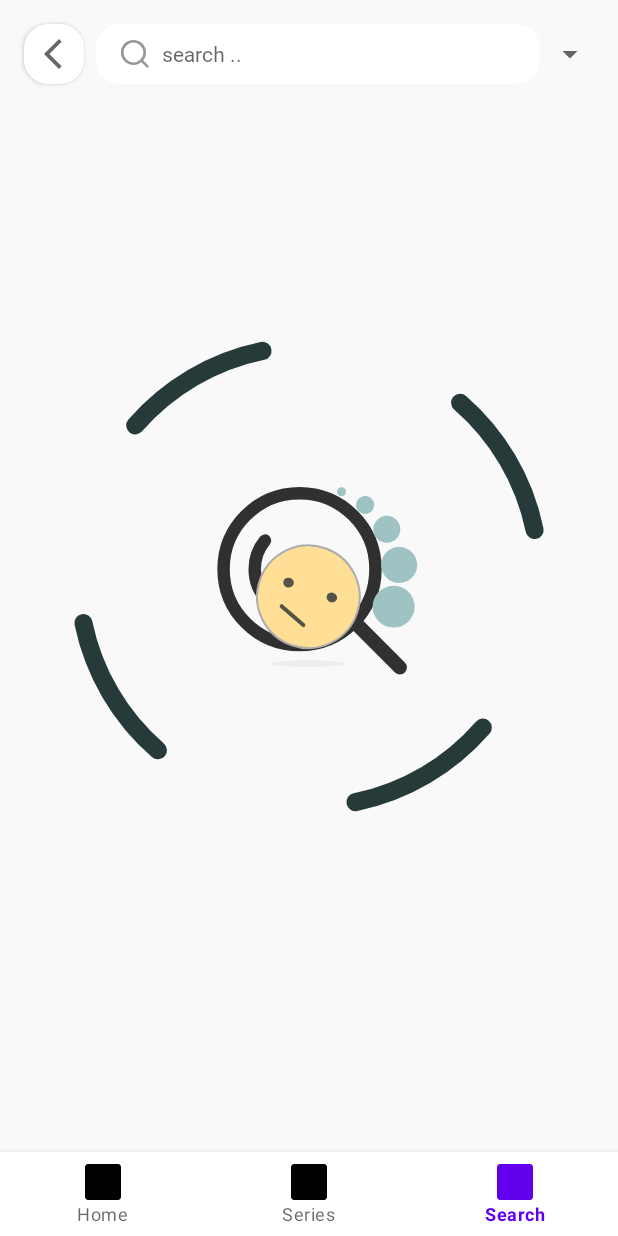
After one commit to Shahad-Kadhim/Marvel-App, an Android app: the SearchFragment screen opened through its navigation route, on a phone screen of 412 x 824 dp. The commit adds this screen. Run offline under Robolectric (Android 15) with nearby library versions, the phone set to English and light mode, and no system bars; our stand-ins replace Dagger/Hilt's generated code, data binding, navigation-ui; network calls fail; pictures from the network do not load; 1 statement that could not run was skipped.

Commit message:
add search fragment and handle state

```diff
--- /dev/null
+++ b/app/src/main/java/com/example/app/marvel/ui/search/SearchFragment.kt
@@ -0,0 +1,13 @@
+package com.example.app.marvel.ui.search
+
+import com.example.app.marvel.R
+import com.example.app.marvel.databinding.FragmentSearchBinding
+import com.example.app.marvel.ui.base.BaseFragment
+import dagger.hilt.android.AndroidEntryPoint
+
+@AndroidEntryPoint
+class SearchFragment: BaseFragment<FragmentSearchBinding,SearchViewModel>() {
+    override val layoutId: Int =R.layout.fragment_search
+    override val viewModelClass: Class<SearchViewModel> =SearchViewModel::class.java
+
+}
--- /dev/null
+++ b/app/src/main/java/com/example/app/marvel/ui/search/SearchViewModel.kt
@@ -0,0 +1,21 @@
+package com.example.app.marvel.ui.search
+
+import android.util.Log
+import androidx.lifecycle.LiveData
+import androidx.lifecycle.MutableLiveData
+import com.example.app.marvel.data.State
+import com.example.app.marvel.ui.base.BaseViewModel
+import javax.sql.StatementEvent
+
+class SearchViewModel: BaseViewModel() {
+
+    val searchName =MutableLiveData<String>()
+    val typeSearch= MutableLiveData<String>()
+
+    private val _searchResult= MutableLiveData<State<List<Any>>>()
+    val searchResult: LiveData<State<List<Any>>> = _searchResult
+
+    fun onSearchClick(){
+        Log.i("RRR","${searchName.value} ---  ${typeSearch.value}")
+    }
+}
--- a/app/src/main/java/com/example/app/marvel/util/BindingAdapter.kt
+++ b/app/src/main/java/com/example/app/marvel/util/BindingAdapter.kt
@@ -1,12 +1,14 @@
 package com.example.app.marvel.util
 
 import android.view.View
-import android.widget.ImageView
-import android.widget.RatingBar
+import android.widget.*
 import androidx.core.view.isVisible
 import androidx.databinding.BindingAdapter
+import androidx.databinding.InverseBindingAdapter
+import androidx.databinding.InverseBindingListener
 import androidx.recyclerview.widget.RecyclerView
 import com.bumptech.glide.Glide
+import com.example.app.marvel.data.State
 import com.example.app.marvel.domain.models.*
 import com.example.app.marvel.ui.base.BaseRecyclerAdapter
 import com.example.app.marvel.ui.home.*
@@ -83,3 +85,55 @@ fun <T> hideWhenEmpty(view: View, items: List<T>?) {
 fun <T> showWhenEmpty(view: View, items: List<T>?) {
     view.isVisible= items?.isEmpty() ?: false
 }
+@BindingAdapter(value = ["app:onclickSearch"])
+fun onclickSearch(view: EditText, function: () -> Unit) {
+    view.setOnEditorActionListener { _, _, _ ->
+        function()
+        return@setOnEditorActionListener false
+    }
+}
+
+
+@BindingAdapter(value = ["selectedItem"], requireAll = false)
+fun bindSpinnerData(
+    spinner: Spinner,
+    newSelectedValue: String?,
+) {
+    newSelectedValue?.let {
+        val pos = spinner.selectedItemPosition
+        spinner.setSelection(pos, true)
+    }
+}
+
+@InverseBindingAdapter(attribute = "selectedItem", event = "selectedItemAttrChanged")
+fun captureSelectedValue(spinner: Spinner): String {
+    return spinner.selectedItem.toString()
+}
+
+@BindingAdapter("selectedItemAttrChanged")
+fun onChange(spinner: Spinner, attChange: InverseBindingListener){
+    spinner.onItemSelectedListener = object : AdapterView.OnItemSelectedListener {
+        override fun onItemSelected(parent: AdapterView<*>?, view: View, position: Int, id: Long) {
+            attChange.onChange()
+        }
+
+        override fun onNothingSelected(parent: AdapterView<*>?) {}
+    }
+}
+
+
+@BindingAdapter(value = ["app:showOnError"])
+fun <T> showOnError(view: View, state: State<T>?) {
+    view.isVisible = (state is State.Error)
+}
+
+@BindingAdapter(value = ["app:showOnLoading"])
+fun <T> showOnLoading(view: View, state: State<T>?) {
+    view.isVisible = (state is State.Loading)
+}
+
+
+@BindingAdapter(value = ["app:hiddenOnState"])
+fun <T> hiddenWhenState(view: View, state: State<T>?) {
+    view.isVisible = (state !is State)
+}
--- /dev/null
+++ b/app/src/main/res/drawable-v24/rounded_search.xml
@@ -0,0 +1,7 @@
+<?xml version="1.0" encoding="utf-8"?>
+<shape xmlns:android="http://schemas.android.com/apk/res/android" >
+
+    <solid android:color="#FFFFFF"/>
+    <corners android:radius="16dp"/>
+
+</shape>
--- /dev/null
+++ b/app/src/main/res/drawable/ic_search_bar.xml
@@ -0,0 +1,12 @@
+<vector xmlns:android="http://schemas.android.com/apk/res/android"
+    android:width="20dp"
+    android:height="20dp"
+    android:viewportWidth="17"
+    android:viewportHeight="17">
+  <path
+      android:pathData="M15.5,15.5L12.1355,12.1295M14,7.625C14,9.3158 13.3284,10.9373 12.1328,12.1328C10.9373,13.3284 9.3158,14 7.625,14C5.9342,14 4.3127,13.3284 3.1172,12.1328C1.9217,10.9373 1.25,9.3158 1.25,7.625C1.25,5.9342 1.9217,4.3127 3.1172,3.1172C4.3127,1.9217 5.9342,1.25 7.625,1.25C9.3158,1.25 10.9373,1.9217 12.1328,3.1172C13.3284,4.3127 14,5.9342 14,7.625Z"
+      android:strokeWidth="1.5"
+      android:fillColor="#00000000"
+      android:strokeColor="#979797"
+      android:strokeLineCap="round"/>
+</vector>
--- /dev/null
+++ b/app/src/main/res/layout/error.xml
@@ -0,0 +1,20 @@
+<?xml version="1.0" encoding="utf-8"?>
+<androidx.constraintlayout.widget.ConstraintLayout xmlns:android="http://schemas.android.com/apk/res/android"
+    android:layout_width="match_parent"
+    android:layout_height="match_parent"
+    xmlns:app="http://schemas.android.com/apk/res-auto">
+
+    <com.airbnb.lottie.LottieAnimationView
+        android:id="@+id/error"
+        android:layout_width="wrap_content"
+        android:layout_height="wrap_content"
+        android:layout_margin="64dp"
+        app:layout_constraintBottom_toBottomOf="parent"
+        app:layout_constraintEnd_toEndOf="parent"
+        app:layout_constraintStart_toStartOf="parent"
+        app:layout_constraintTop_toTopOf="parent"
+        app:lottie_autoPlay="true"
+        app:lottie_loop="true"
+        app:lottie_rawRes="@raw/error" />
+
+</androidx.constraintlayout.widget.ConstraintLayout>
--- a/app/src/main/res/layout/fragment_home.xml
+++ b/app/src/main/res/layout/fragment_home.xml
@@ -11,7 +11,8 @@
 
     <androidx.constraintlayout.widget.ConstraintLayout
         android:layout_width="match_parent"
-        android:layout_height="match_parent">
+        android:layout_height="match_parent"
+        android:background="#F9F9F9">
 
         <ImageView
             android:id="@+id/textView"
--- /dev/null
+++ b/app/src/main/res/layout/fragment_search.xml
@@ -0,0 +1,92 @@
+<?xml version="1.0" encoding="utf-8"?>
+<layout xmlns:android="http://schemas.android.com/apk/res/android"
+    xmlns:app="http://schemas.android.com/apk/res-auto">
+
+    <data>
+        <variable
+            name="viewModel"
+            type="com.example.app.marvel.ui.search.SearchViewModel" />
+
+    </data>
+
+    <androidx.constraintlayout.widget.ConstraintLayout
+        android:layout_width="match_parent"
+        android:layout_height="match_parent"
+        android:background="#F9F9F9">
+
+        <androidx.constraintlayout.widget.Guideline
+            android:id="@+id/guideline"
+            android:layout_width="wrap_content"
+            android:layout_height="wrap_content"
+            android:orientation="horizontal"
+            app:layout_constraintGuide_begin="56dp" />
+
+        <androidx.appcompat.widget.AppCompatButton
+            android:id="@+id/back_button"
+            style="@style/ButtonBack"
+            android:background="@drawable/back"
+            android:elevation="8dp"
+            app:layout_constraintBottom_toBottomOf="@id/guideline"
+            app:layout_constraintStart_toStartOf="parent"
+            app:layout_constraintTop_toTopOf="parent" />
+
+        <EditText
+            android:id="@+id/search_bar"
+            android:layout_width="0dp"
+            android:layout_height="0dp"
+            style="@style/SearchBarStyle"
+            android:layout_marginHorizontal="8dp"
+            android:background="@drawable/rounded_search"
+            android:imeOptions="actionSearch"
+            android:paddingVertical="8dp"
+            android:paddingStart="16dp"
+            android:paddingEnd="32dp"
+            android:text="@={viewModel.searchName}"
+            app:layout_constraintBottom_toBottomOf="@+id/back_button"
+            app:layout_constraintEnd_toStartOf="@+id/search_type"
+            app:layout_constraintStart_toEndOf="@+id/back_button"
+            app:layout_constraintTop_toTopOf="@+id/back_button"
+            app:onclickSearch="@{viewModel::onSearchClick}" />
+
+
+        <Spinner
+            android:id="@+id/search_type"
+            android:layout_width="36dp"
+            android:layout_height="0dp"
+            android:layout_marginHorizontal="8dp"
+            selectedItem="@={viewModel.typeSearch}"
+            android:entries="@array/search_type"
+            app:layout_constraintBottom_toBottomOf="@+id/guideline"
+            app:layout_constraintEnd_toEndOf="parent"
+            app:layout_constraintTop_toTopOf="@+id/back_button" />
+
+        <com.airbnb.lottie.LottieAnimationView
+            android:id="@+id/searching_lottie"
+            android:layout_width="wrap_content"
+            android:layout_height="wrap_content"
+            app:lottie_autoPlay="true"
+            app:lottie_loop="true"
+            app:lottie_rawRes="@raw/searching"
+            app:hiddenOnState="@{viewModel.searchResult}"
+            app:layout_constraintBottom_toBottomOf="parent"
+            app:layout_constraintEnd_toEndOf="parent"
+            app:layout_constraintStart_toStartOf="parent"
+            app:layout_constraintTop_toTopOf="parent" />
+
+        <include
+            android:id="@+id/loading"
+            layout="@layout/loading"
+            app:showOnLoading="@{viewModel.searchResult}" />
+
+        <include
+            android:id="@+id/error"
+            layout="@layout/error"
+            app:showOnError="@{viewModel.searchResult}" />
+
+        <include
+            android:id="@+id/not_found"
+            layout="@layout/no_items"
+            app:showIfEmpty="@{viewModel.searchResult.toData()}" />
+
+    </androidx.constraintlayout.widget.ConstraintLayout>
+</layout>
--- a/app/src/main/res/layout/fragment_series.xml
+++ b/app/src/main/res/layout/fragment_series.xml
@@ -11,7 +11,8 @@
 
     <androidx.constraintlayout.widget.ConstraintLayout
         android:layout_width="match_parent"
-        android:layout_height="match_parent">
+        android:layout_height="match_parent"
+        android:background="#F9F9F9">
 
         <androidx.constraintlayout.widget.Guideline
             android:id="@+id/guideline"
--- /dev/null
+++ b/app/src/main/res/layout/loading.xml
@@ -0,0 +1,19 @@
+<?xml version="1.0" encoding="utf-8"?>
+<androidx.constraintlayout.widget.ConstraintLayout xmlns:android="http://schemas.android.com/apk/res/android"
+    android:layout_width="match_parent"
+    android:layout_height="match_parent"
+    xmlns:app="http://schemas.android.com/apk/res-auto">
+
+    <com.airbnb.lottie.LottieAnimationView
+        android:id="@+id/loading"
+        android:layout_width="300dp"
+        android:layout_height="300dp"
+        app:layout_constraintBottom_toBottomOf="parent"
+        app:layout_constraintEnd_toEndOf="parent"
+        app:layout_constraintStart_toStartOf="parent"
+        app:layout_constraintTop_toTopOf="parent"
+        app:lottie_autoPlay="true"
+        app:lottie_loop="true"
+        app:lottie_rawRes="@raw/loading" />
+
+</androidx.constraintlayout.widget.ConstraintLayout>
--- /dev/null
+++ b/app/src/main/res/layout/no_items.xml
@@ -0,0 +1,21 @@
+<?xml version="1.0" encoding="utf-8"?>
+<androidx.constraintlayout.widget.ConstraintLayout xmlns:android="http://schemas.android.com/apk/res/android"
+    android:layout_width="match_parent"
+    android:layout_height="match_parent"
+    xmlns:app="http://schemas.android.com/apk/res-auto">
+
+    <com.airbnb.lottie.LottieAnimationView
+        android:id="@+id/not_found"
+        android:layout_width="match_parent"
+        android:layout_height="match_parent"
+        android:layout_margin="64dp"
+        app:layout_constraintBottom_toBottomOf="parent"
+        app:layout_constraintEnd_toEndOf="parent"
+        app:layout_constraintStart_toStartOf="parent"
+        app:layout_constraintTop_toTopOf="parent"
+        app:lottie_autoPlay="true"
+        app:lottie_loop="true"
+        app:lottie_rawRes="@raw/empty_list"
+        />
+
+</androidx.constraintlayout.widget.ConstraintLayout>
--- a/app/src/main/res/menu/bottom_nav_graph.xml
+++ b/app/src/main/res/menu/bottom_nav_graph.xml
@@ -10,4 +10,9 @@
         android:title="Series"
         android:icon="@mipmap/ic_launcher"
         />
+    <item
+        android:id="@+id/searchFragment"
+        android:title="Search"
+        android:icon="@mipmap/ic_launcher"
+        />
 </menu>
--- a/app/src/main/res/navigation/nav_graph.xml
+++ b/app/src/main/res/navigation/nav_graph.xml
@@ -11,9 +11,16 @@
         <action
             android:id="@+id/action_homeFragment_to_seriesFragment2"
             app:destination="@id/seriesFragment2" />
+        <action
+            android:id="@+id/action_homeFragment_to_searchFragment"
+            app:destination="@id/searchFragment" />
     </fragment>
     <fragment
         android:id="@+id/seriesFragment2"
         android:name="com.example.app.marvel.ui.series.SeriesFragment"
         android:label="SeriesFragment" />
+    <fragment
+        android:id="@+id/searchFragment"
+        android:name="com.example.app.marvel.ui.search.SearchFragment"
+        android:label="SearchFragment" />
 </navigation>
--- /dev/null
+++ b/app/src/main/res/values/arrays.xml
@@ -0,0 +1,11 @@
+<?xml version="1.0" encoding="utf-8"?>
+<resources>
+    <string-array name="search_type">
+        <item>Character</item>
+        <item>Creator</item>
+        <item>Comic</item>
+        <item>Series</item>
+        <item>Story</item>
+
+    </string-array>
+</resources>
--- a/app/src/main/res/values/themes.xml
+++ b/app/src/main/res/values/themes.xml
@@ -9,7 +9,7 @@
         <item name="colorSecondary">@color/teal_200</item>
         <item name="colorSecondaryVariant">@color/teal_700</item>
         <item name="colorOnSecondary">@color/black</item>
-        <item name="android:statusBarColor" tools:targetApi="l">@color/white</item>
+        <item name="android:statusBarColor" tools:targetApi="l">#F9F9F9</item>
         <!-- Customize your theme here. -->
         <item name="android:windowLightStatusBar" tools:targetApi="m">true</item>
         <!-- Customize your theme here. -->
@@ -33,4 +33,18 @@
         <item name="layout_constraintVertical_bias">0</item>
     </style>
 
+
+    <style name="SearchBarStyle">
+        <item name="android:hint">@string/search</item>
+        <item name="android:drawableStart">@drawable/ic_search_bar</item>
+        <item name="android:drawablePadding">@dimen/padding_small</item>
+        <item name="fontFamily">@font/roboto_regular</item>
+        <item name="android:inputType">text</item>
+        <item name="android:textSize">@dimen/text_default</item>
+        <item name="android:textColor">@color/black</item>
+    </style>
+
+    <string name="search">"search .. "</string>
+    <dimen name="padding_small">8dp</dimen>
+    <dimen name="text_default">14sp</dimen>
 </resources>
```
Also changed, not shown: app/src/main/res/raw/error.json (added, +1 -0 lines), app/src/main/res/raw/loading.json (added, +1 -0 lines), app/src/main/res/raw/searching.json (added, +1 -0 lines).
